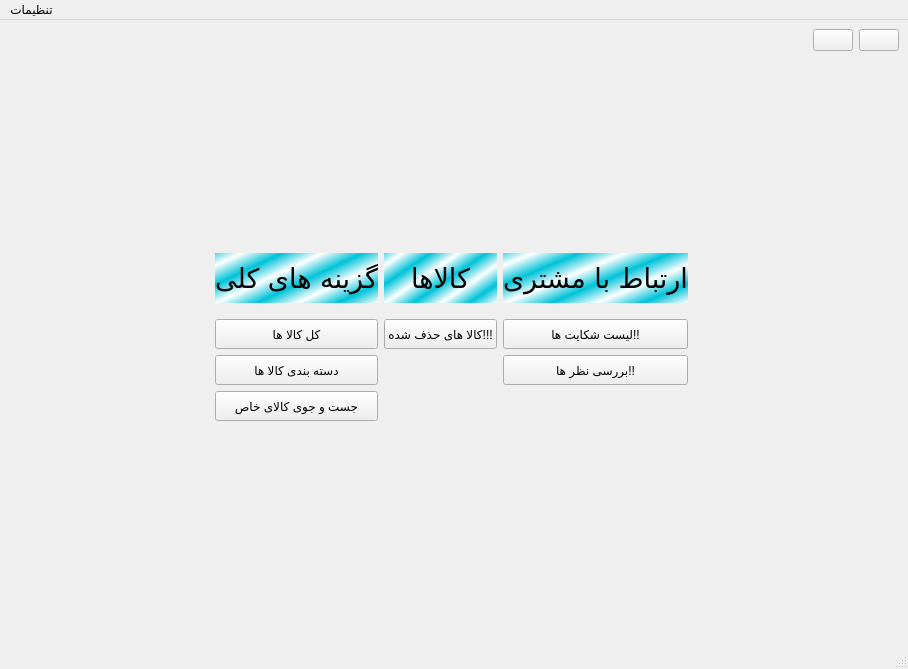
Alireza8hi/Project-DigiKala, file SupportAdminWindow.ui: the form before one commit.
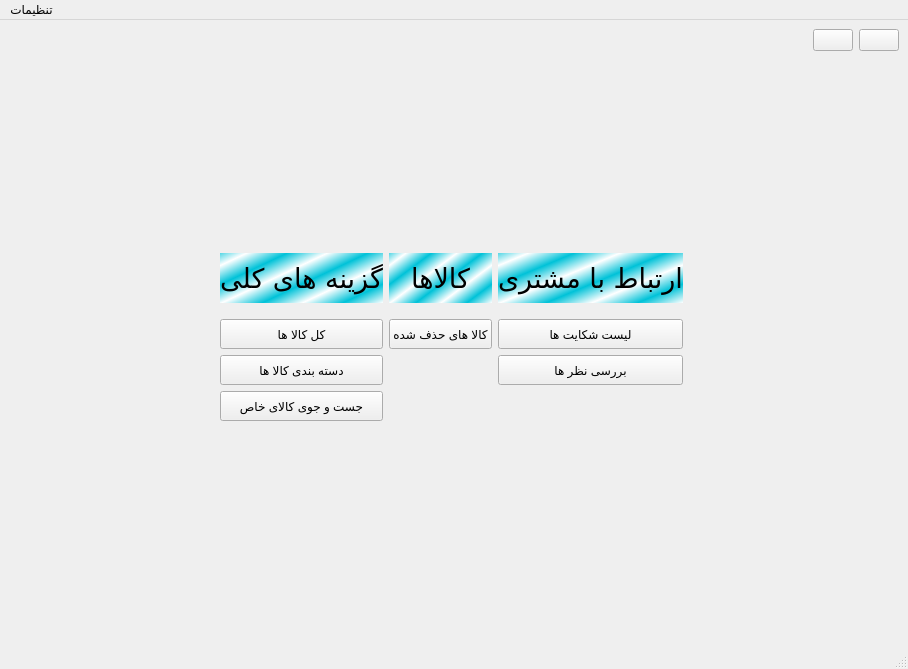
The form after the commit. Icons and pictures are not drawn.

The edit to the form file:
```diff
--- a/SupportAdminWindow.ui
+++ b/SupportAdminWindow.ui
@@ -83,7 +83,7 @@
          <string notr="true">color: rgb(0, 0, 0);</string>
         </property>
         <property name="text">
-         <string>کالا های حذف شده!!!</string>
+         <string>کالا های حذف شده</string>
         </property>
         <property name="icon">
          <iconset resource="icons.qrc">
@@ -207,7 +207,7 @@
          <string notr="true">color: rgb(0, 0, 0);</string>
         </property>
         <property name="text">
-         <string>لیست شکایت ها!!</string>
+         <string>لیست شکایت ها</string>
         </property>
         <property name="icon">
          <iconset resource="icons.qrc">
@@ -272,7 +272,7 @@
          <string notr="true">color: rgb(0, 0, 0);</string>
         </property>
         <property name="text">
-         <string>بررسی نظر ها!!</string>
+         <string>بررسی نظر ها</string>
         </property>
         <property name="icon">
          <iconset resource="icons.qrc">
```
Left out of the diff: 48 changed lines with no effect on the pictures.
